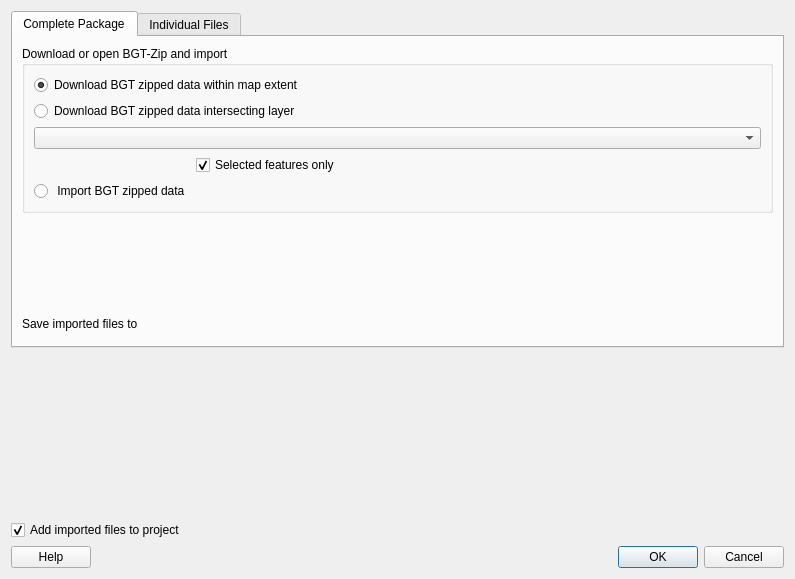
Above: bgt_import_dialog_base.ui from MarcoDuiker/QGIS_BGT_Import before the change. Below: the same form after it.
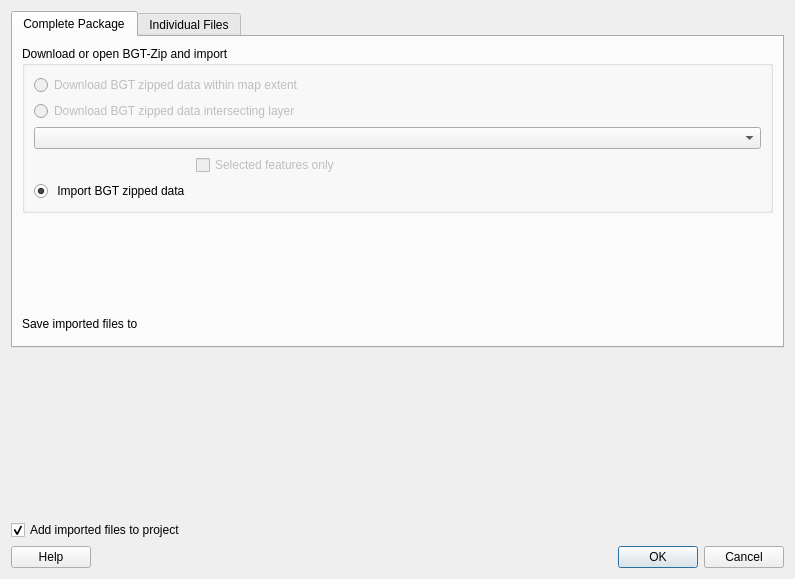
That is the form after the change. Custom widgets are drawn as their Qt base class.

Commit message: fixed ogr import; disabled discontinued API

Patch:
```diff
--- a/bgt_import_dialog_base.ui
+++ b/bgt_import_dialog_base.ui
@@ -50,6 +50,9 @@
          <layout class="QFormLayout" name="formLayout">
           <item row="0" column="0" colspan="2">
            <widget class="QRadioButton" name="download_map_extent_rbt">
+            <property name="enabled">
+             <bool>false</bool>
+            </property>
             <property name="sizePolicy">
              <sizepolicy hsizetype="MinimumExpanding" vsizetype="Fixed">
               <horstretch>0</horstretch>
@@ -59,13 +62,19 @@
             <property name="text">
              <string>Download BGT zipped data within map extent</string>
             </property>
+            <property name="checkable">
+             <bool>false</bool>
+            </property>
             <property name="checked">
-             <bool>true</bool>
+             <bool>false</bool>
             </property>
            </widget>
           </item>
           <item row="1" column="0" colspan="2">
            <widget class="QRadioButton" name="download_layer_rbt">
+            <property name="enabled">
+             <bool>false</bool>
+            </property>
             <property name="sizePolicy">
              <sizepolicy hsizetype="MinimumExpanding" vsizetype="Fixed">
               <horstretch>0</horstretch>
@@ -75,6 +84,9 @@
             <property name="text">
              <string>Download BGT zipped data intersecting layer</string>
             </property>
+            <property name="checkable">
+             <bool>false</bool>
+            </property>
            </widget>
           </item>
           <item row="2" column="0" colspan="2">
@@ -82,11 +94,17 @@
           </item>
           <item row="3" column="1">
            <widget class="QCheckBox" name="selected_features_cbx">
+            <property name="enabled">
+             <bool>false</bool>
+            </property>
             <property name="text">
              <string>Selected features only</string>
             </property>
+            <property name="checkable">
+             <bool>false</bool>
+            </property>
             <property name="checked">
-             <bool>true</bool>
+             <bool>false</bool>
             </property>
            </widget>
           </item>
@@ -95,6 +113,9 @@
             <property name="text">
              <string> Import BGT zipped data</string>
             </property>
+            <property name="checked">
+             <bool>true</bool>
+            </property>
            </widget>
           </item>
           <item row="5" column="1">
```
Left out of the diff: 12 changed lines with no effect on the pictures. The commit also changes 2 other files.
